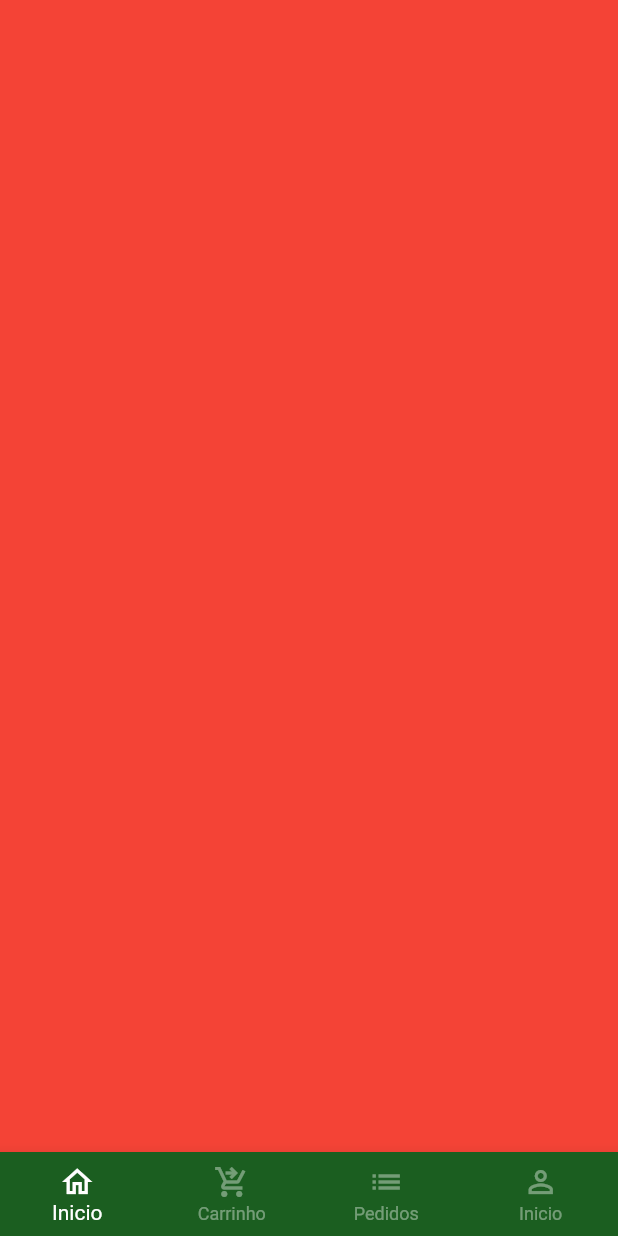
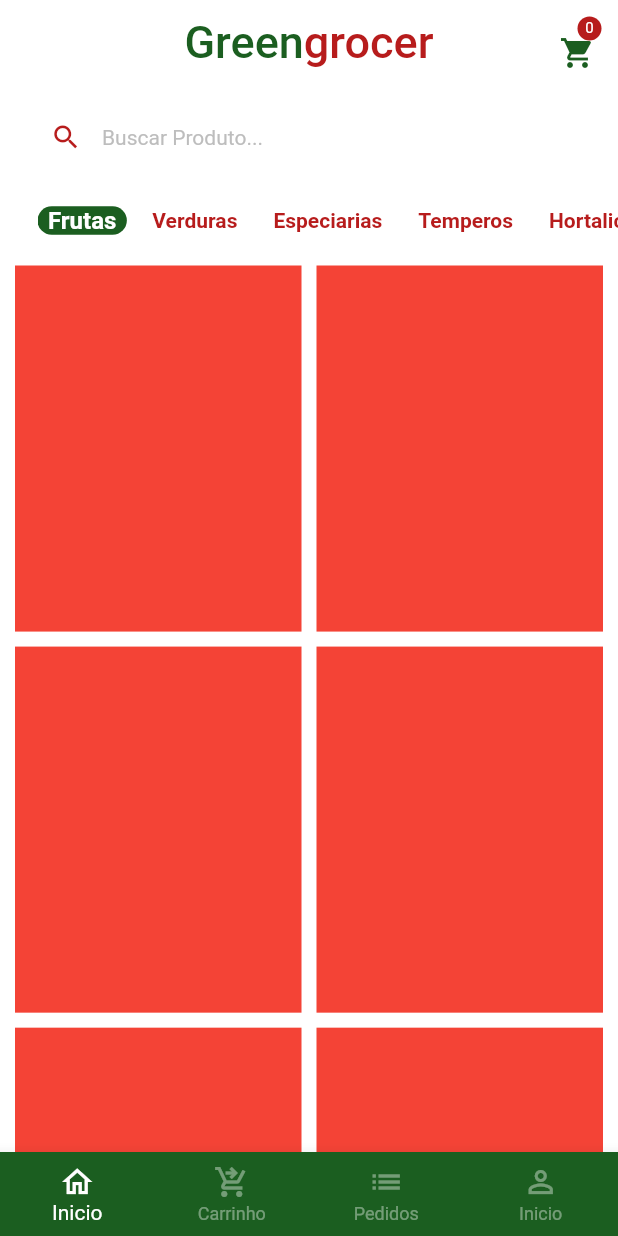
Before and after one commit to Raf-Alcides/greengrocer, a Flutter app: the screen it shows after launch, after a tap on "Login", on a phone screen of 412 x 824 dp. Run offline on Flutter 3.47's test engine with Material 2 defaults, Android fonts, the phone set to English and light mode, and no system bars; our stand-ins replace animated_text_kit, mask_text_input_formatter.

Commit message:
update arquives

```diff
--- a/lib/main.dart
+++ b/lib/main.dart
@@ -1,6 +1,5 @@
 import 'package:flutter/material.dart';
-
-import 'src/auth/login_page.dart';
+import 'src/pages/auth/login_page.dart';
 
 void main() {
   runApp(const MyApp());
@@ -16,6 +15,7 @@ class MyApp extends StatelessWidget {
       title: 'Flutter Demo',
       theme: ThemeData(
         primarySwatch: Colors.green,
+        scaffoldBackgroundColor: Colors.white.withAlpha(190)
       ),
       debugShowCheckedModeBanner: false,
       home: const LoginPage(),
--- /dev/null
+++ b/lib/src/config/app_data.dart
@@ -0,0 +1,67 @@
+import 'package:greengrocer/src/models/model_item.dart';
+
+ModelItem apple = ModelItem(
+  itemName: 'Maça',
+  img: 'assets/fruits/apple.png',
+  price: 5.5,
+  unit: 'Kg',
+  description: 'A Melhor Maça de São francisco do conde',
+);
+
+ModelItem grape = ModelItem(
+  itemName: 'Uva',
+  img: 'assets/fruits/grape.png',
+  price: 10,
+  unit: 'Kg',
+  description: 'A Melhor fruta de São francisco do conde',
+);
+
+ModelItem guava = ModelItem(
+  itemName: 'Goiaba',
+  img: 'assets/fruits/guava.png',
+  price: 0.59,
+  unit: 'un',
+  description: 'A Melhor fruta de São francisco do conde',
+);
+
+ModelItem kiwi = ModelItem(
+  itemName: 'Kiwi',
+  img: 'assets/fruits/kiwi.png',
+  price: 8.5,
+  unit: 'Kg',
+  description: 'A Melhor fruta de São francisco do conde',
+);
+
+ModelItem mango = ModelItem(
+  itemName: 'Manga',
+  img: 'assets/fruits/mango.png',
+  price: 8.5,
+  unit: 'Kg',
+  description: 'A Melhor fruta de São francisco do conde',
+);
+
+ModelItem papaya = ModelItem(
+  itemName: 'Papaya',
+  img: 'assets/fruits/papaya.png',
+  price: 8.5,
+  unit: 'Kg',
+  description: 'A Melhor fruta de São francisco do conde',
+);
+
+List<ModelItem> items = [
+  apple,
+  grape,
+  guava,
+  kiwi,
+  mango,
+  papaya,
+];
+
+
+List<String> categories = [
+    'Frutas',
+    'Verduras',
+    'Especiarias',
+    'Temperos',
+    'Hortalicias'
+  ];
--- /dev/null
+++ b/lib/src/models/model_item.dart
@@ -0,0 +1,15 @@
+class ModelItem {
+  final String itemName;
+  final String img;
+  final double price;
+  final String unit;
+  final String description;
+
+  ModelItem({
+    required this.itemName,
+    required this.img,
+    required this.price,
+    required this.unit,
+    required this.description,
+  });
+}
--- a/lib/src/auth/login_page.dart
+++ b/lib/src/pages/auth/login_page.dart
@@ -1,9 +1,10 @@
 import 'package:animated_text_kit/animated_text_kit.dart';
 import 'package:flutter/material.dart';
-import 'package:greengrocer/src/auth/components/custom_text_fild.dart';
-import 'package:greengrocer/src/auth/register_page.dart';
-import 'package:greengrocer/src/base/base_page.dart';
 import 'package:greengrocer/src/config/custom_color.dart';
+import 'package:greengrocer/src/pages/auth/register_page.dart';
+
+import '../base/base_page.dart';
+import 'components/custom_text_fild.dart';
 
 class LoginPage extends StatelessWidget {
   const LoginPage({Key? key}) : super(key: key);
@@ -98,7 +99,7 @@ class LoginPage extends StatelessWidget {
                         onPressed: () {
                           Navigator.of(context)
                               .pushReplacement(MaterialPageRoute(builder: (_) {
-                            return BasePage();
+                            return const BasePage();
                           }));
                         },
                         child: const Text(
--- a/lib/src/auth/register_page.dart
+++ b/lib/src/pages/auth/register_page.dart
@@ -1,6 +1,7 @@
 import 'package:flutter/material.dart';
-import 'package:greengrocer/src/auth/components/custom_text_fild.dart';
 import 'package:mask_text_input_formatter/mask_text_input_formatter.dart';
+
+import 'components/custom_text_fild.dart';
 
 class Register extends StatelessWidget {
   Register({Key? key}) : super(key: key);
--- a/lib/src/base/base_page.dart
+++ b/lib/src/pages/base/base_page.dart
@@ -1,4 +1,6 @@
 import 'package:flutter/material.dart';
+
+import '../home/home_tab.dart';
 
 class BasePage extends StatefulWidget {
   const BasePage({Key? key}) : super(key: key);
@@ -18,7 +20,7 @@ class _BasePageState extends State<BasePage> {
         physics: const NeverScrollableScrollPhysics(),
         controller: pageController,
         children: [
-          Container(color: Colors.red),
+           const HomeTab(),
           Container(color: Colors.black),
           Container(color: Colors.white),
           Container(color: Colors.purple),
--- /dev/null
+++ b/lib/src/pages/home/components/category_tile.dart
@@ -0,0 +1,37 @@
+import 'package:flutter/material.dart';
+import 'package:greengrocer/src/config/custom_color.dart';
+
+class CategoryTile extends StatelessWidget {
+  const CategoryTile({
+    Key? key,
+    required this.category,
+    required this.isSelected,
+    required this.onPressed
+  }) : super(key: key);
+
+  final String category;
+  final bool isSelected;
+  final VoidCallback onPressed;
+
+  @override
+  Widget build(BuildContext context) {
+    return  GestureDetector(
+      onTap: onPressed,
+      child: Align(
+        alignment: Alignment.center,
+        child: Container(
+          padding: const EdgeInsets.symmetric(horizontal: 7),
+          decoration: BoxDecoration(
+            borderRadius: BorderRadius.circular(10),
+            color: isSelected ? Colors.green[900] : Colors.transparent
+          ),
+          child: Text(category, style: TextStyle(
+            color: isSelected ? Colors.white : CustomColor.custonContrastColor,
+            fontWeight: FontWeight.bold,
+            fontSize: isSelected ? 16 : 14,
+          )),
+        ),
+      ),
+    );
+  }
+}
--- /dev/null
+++ b/lib/src/pages/home/home_tab.dart
@@ -0,0 +1,138 @@
+import 'package:flutter/material.dart';
+import 'package:greengrocer/src/config/custom_color.dart';
+import 'components/category_tile.dart';
+import 'package:greengrocer/src/config/app_data.dart' as app_data;
+
+class HomeTab extends StatefulWidget {
+  const HomeTab({Key? key}) : super(key: key);
+
+  @override
+  State<HomeTab> createState() => _HomeTabState();
+}
+
+class _HomeTabState extends State<HomeTab> {
+  String selectedCategory = 'Frutas';
+
+  @override
+  Widget build(BuildContext context) {
+    return Scaffold(
+      appBar: AppBar(
+        centerTitle: true,
+        backgroundColor: Colors.transparent,
+        elevation: 0,
+        title: Text.rich(
+          TextSpan(
+            style: const TextStyle(
+              fontSize: 30,
+            ),
+            children: [
+              TextSpan(
+                text: 'Green',
+                style: TextStyle(
+                  color: Colors.green[900],
+                ),
+              ),
+              TextSpan(
+                text: 'grocer',
+                style: TextStyle(
+                  color: CustomColor.custonContrastColor,
+                ),
+              ),
+            ],
+          ),
+        ),
+        actions: [
+          Padding(
+            padding: const EdgeInsets.only(top: 15, right: 15),
+            child: GestureDetector(
+              onTap: () {},
+              child: Badge(
+                backgroundColor: CustomColor.custonContrastColor,
+                label: const Text('0'),
+                child: SizedBox(
+                  height: 50,
+                  child: Icon(
+                    Icons.shopping_cart,
+                    color: Colors.green[900],
+                  ),
+                ),
+              ),
+            ),
+          ),
+        ],
+      ),
+      body: Column(
+        children: [
+          Padding(
+            padding: const EdgeInsets.symmetric(
+              horizontal: 20,
+              vertical: 10,
+            ),
+            child: TextFormField(
+              decoration: InputDecoration(
+                  filled: true,
+                  fillColor: Colors.white,
+                  isDense: true,
+                  hintText: 'Buscar Produto...',
+                  hintStyle: TextStyle(
+                    color: Colors.grey[400],
+                    fontSize: 14,
+                  ),
+                  prefixIcon: Icon(
+                    Icons.search,
+                    color: CustomColor.custonContrastColor,
+                    size: 21,
+                  ),
+                  border: OutlineInputBorder(
+                      borderRadius: BorderRadius.circular(60),
+                      borderSide: const BorderSide(
+                        width: 0,
+                        style: BorderStyle.none,
+                      ))),
+            ),
+          ),
+          Container(
+            padding: const EdgeInsets.only(left: 25),
+            height: 40,
+            child: ListView.separated(
+              scrollDirection: Axis.horizontal,
+              itemBuilder: (_, index) {
+                return CategoryTile(
+                  onPressed: () {
+                    setState(() {
+                      selectedCategory = app_data.categories[index];
+                    });
+                  },
+                  category: app_data.categories[index],
+                  isSelected: app_data.categories[index] == selectedCategory,
+                );
+              },
+              separatorBuilder: (_, index) => const SizedBox(
+                width: 10,
+              ),
+              itemCount: app_data.categories.length,
+            ),
+          ),
+          Expanded(
+            child: GridView.builder(
+              padding: const EdgeInsets.fromLTRB(10, 10, 10, 5),
+              physics:const BouncingScrollPhysics(),
+              gridDelegate: const SliverGridDelegateWithFixedCrossAxisCount(
+                crossAxisCount: 2,
+                mainAxisSpacing: 10,
+                crossAxisSpacing: 10,
+                childAspectRatio: 9 / 11.5,
+              ),
+              itemCount: app_data.items.length,
+              itemBuilder: (_, index) {
+                return Container(
+                  color: Colors.red,
+                );
+              },
+            ),
+          )
+        ],
+      ),
+    );
+  }
+}
```
Also changed, not shown: lib/src/pages/auth/components/custom_text_fild.dart (renamed from lib/src/auth/components/custom_text_fild.dart).
